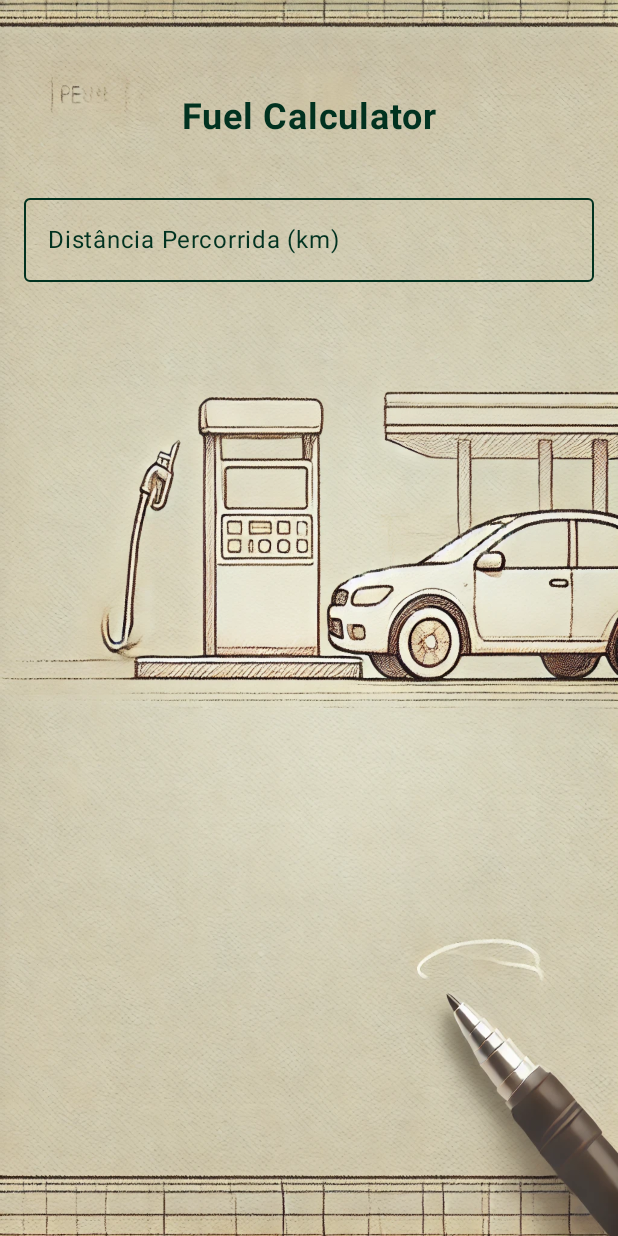
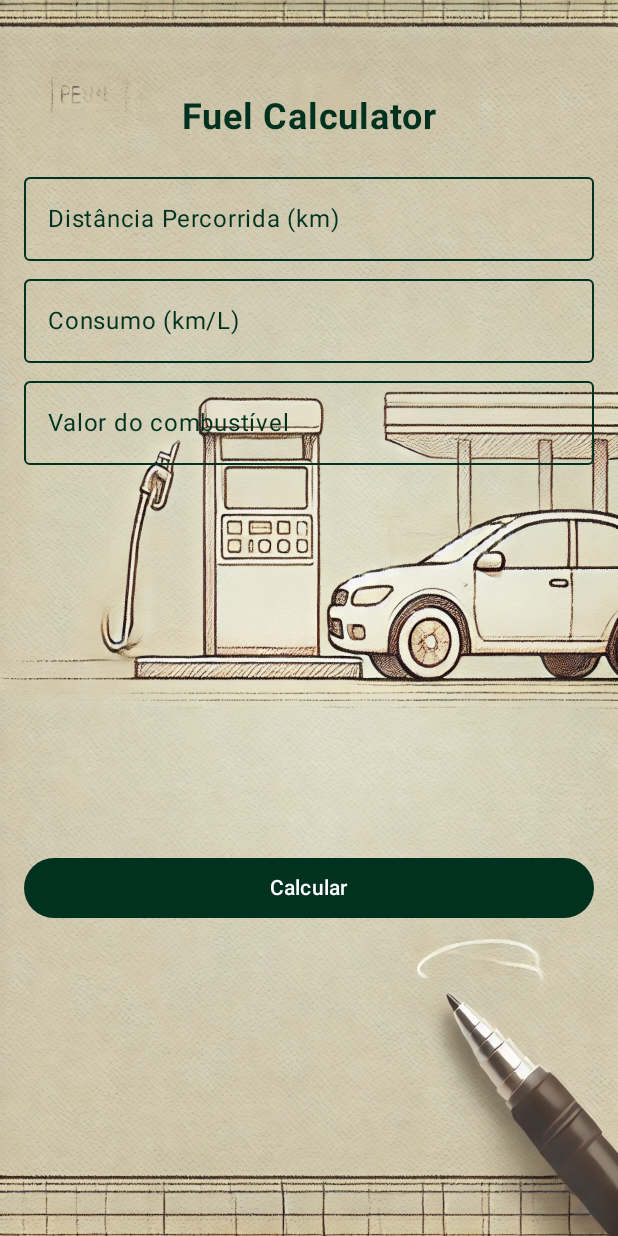
Before and after one commit to jcezart/FuelCalculator, an Android app built with Jetpack Compose: the screen it shows after launch (MainActivity), on a phone screen of 412 x 824 dp. Run offline under Robolectric (Android 15) with nearby library versions, the phone set to English and light mode, and no system bars.

Commit message:
Finalização do desafio.

```diff
--- a/app/src/main/java/com/example/fuelcalculator/MainActivity.kt
+++ b/app/src/main/java/com/example/fuelcalculator/MainActivity.kt
@@ -12,12 +12,16 @@ import androidx.compose.foundation.layout.fillMaxSize
 import androidx.compose.foundation.layout.fillMaxWidth
 import androidx.compose.foundation.layout.height
 import androidx.compose.foundation.layout.padding
+import androidx.compose.foundation.text.KeyboardOptions
+import androidx.compose.material3.Button
+import androidx.compose.material3.ButtonDefaults
 import androidx.compose.material3.ExperimentalMaterial3Api
 import androidx.compose.material3.OutlinedTextField
 import androidx.compose.material3.Text
 import androidx.compose.material3.TextFieldDefaults
 import androidx.compose.runtime.Composable
 import androidx.compose.runtime.getValue
+import androidx.compose.runtime.mutableDoubleStateOf
 import androidx.compose.runtime.mutableStateOf
 import androidx.compose.runtime.remember
 import androidx.compose.runtime.setValue
@@ -28,6 +32,7 @@ import androidx.compose.ui.layout.ContentScale
 import androidx.compose.ui.res.painterResource
 import androidx.compose.ui.text.TextStyle
 import androidx.compose.ui.text.font.FontWeight
+import androidx.compose.ui.text.input.KeyboardType
 import androidx.compose.ui.unit.dp
 import androidx.compose.ui.unit.sp
 import com.example.fuelcalculator.ui.theme.FuelCalculatorTheme
@@ -45,7 +50,7 @@ class MainActivity : ComponentActivity() {
 }
 
 @Composable
-fun ImagemFundo(){
+fun ImagemFundo() {
 
     Box(modifier = Modifier.fillMaxSize()) {
         Image(
@@ -63,8 +68,11 @@ fun ImagemFundo(){
 @OptIn(ExperimentalMaterial3Api::class)
 @Composable
 fun ConteudoApp() {
-    var distancia by remember { mutableStateOf("")}
+    var distancia by remember { mutableStateOf("") }
+    var consumo by remember { mutableStateOf("") }
+    var valor by remember { mutableStateOf("") }
     val customColor = Color(0xFF013220)
+    var resultado by remember { mutableDoubleStateOf(0.0) }
 
     Column(
         modifier = Modifier
@@ -81,14 +89,20 @@ fun ConteudoApp() {
                 .padding(top = 64.dp)
         )
 
-        Spacer(modifier = Modifier.height(32.dp))
+        Spacer(modifier = Modifier.height(18.dp))
 
         OutlinedTextField(
             value = distancia,
-            onValueChange = {distancia = it},
-            label = { Text("Distância Percorrida (km)")},
-            placeholder = { Text("Digite a distância percorrida em km")},
+            onValueChange = { input ->
+                val sanitizedInput = input.replace(',', '.')
+                if (sanitizedInput.isEmpty() || sanitizedInput.toDoubleOrNull() != null) {
+                    distancia = sanitizedInput
+                }
+            },
+            label = { Text("Distância Percorrida (km)") },
+            placeholder = { Text("Digite a distância percorrida em km") },
             modifier = Modifier.fillMaxWidth(),
+            keyboardOptions = KeyboardOptions(keyboardType = KeyboardType.Decimal),
             textStyle = TextStyle(color = customColor),
             colors = TextFieldDefaults.outlinedTextFieldColors(
                 focusedPlaceholderColor = Color.DarkGray,
@@ -99,5 +113,92 @@ fun ConteudoApp() {
                 cursorColor = customColor
             )
         )
+
+        Spacer(modifier = Modifier.height(4.dp))
+
+        OutlinedTextField(
+            value = consumo,
+            onValueChange = { input ->
+                val sanitizedInput = input.replace(',', '.')
+                if (sanitizedInput.isEmpty() || sanitizedInput.toDoubleOrNull() != null) {
+                    consumo = sanitizedInput
+                }
+            },
+            label = { Text("Consumo (km/L)") },
+            placeholder = { Text("Digite o consumo do veículo") },
+            modifier = Modifier.fillMaxWidth(),
+            keyboardOptions = KeyboardOptions(keyboardType = KeyboardType.Decimal),
+            textStyle = TextStyle(color = customColor),
+            colors = TextFieldDefaults.outlinedTextFieldColors(
+                focusedPlaceholderColor = Color.DarkGray,
+                focusedLabelColor = customColor,
+                unfocusedLabelColor = customColor,
+                focusedBorderColor = customColor,
+                unfocusedBorderColor = customColor,
+                cursorColor = customColor
+            )
+        )
+
+        Spacer(modifier = Modifier.height(4.dp))
+
+        OutlinedTextField(
+            value = valor,
+            onValueChange = { input ->
+                val sanitizedInput = input.replace(',', '.')
+                if (sanitizedInput.isEmpty() || sanitizedInput.toDoubleOrNull() != null) {
+                    valor = sanitizedInput
+                }
+            },
+            label = { Text("Valor do combustível") },
+            placeholder = { Text("Digite o valor do litro do combustível") },
+            modifier = Modifier.fillMaxWidth(),
+            keyboardOptions = KeyboardOptions(keyboardType = KeyboardType.Decimal),
+            textStyle = TextStyle(color = customColor),
+            colors = TextFieldDefaults.outlinedTextFieldColors(
+                focusedPlaceholderColor = Color.DarkGray,
+                focusedLabelColor = customColor,
+                unfocusedLabelColor = customColor,
+                focusedBorderColor = customColor,
+                unfocusedBorderColor = customColor,
+                cursorColor = customColor
+            )
+        )
+
+        Spacer(modifier = Modifier.height(258.dp))
+
+
+        Button(
+            onClick = {
+                var distanciaInt = distancia.toDoubleOrNull() ?: 0.0
+                var consumoInt = consumo.toDoubleOrNull() ?: 0.0
+                var valorInt = valor.toDoubleOrNull() ?: 0.0
+
+
+                if (consumoInt != 0.0) {
+                    resultado = (distanciaInt / consumoInt) * valorInt
+                } else {
+                    resultado = 0.0
+                }
+            },
+            modifier = Modifier.fillMaxWidth(),
+            colors = ButtonDefaults.buttonColors(
+                containerColor = customColor,
+                contentColor = Color.White
+            )
+        ) {
+            Text(text = "Calcular")
+        }
+
+        Spacer(modifier = Modifier.height(24.dp))
+
+        // Exibição do resultado
+        if (resultado > 0.0) {
+            Text(
+                text = "Custo da Viagem: R$ %.2f".format(resultado),
+                color = customColor,
+                fontSize = 20.sp,
+                fontWeight = FontWeight.Bold
+            )
+        }
     }
 }
```
